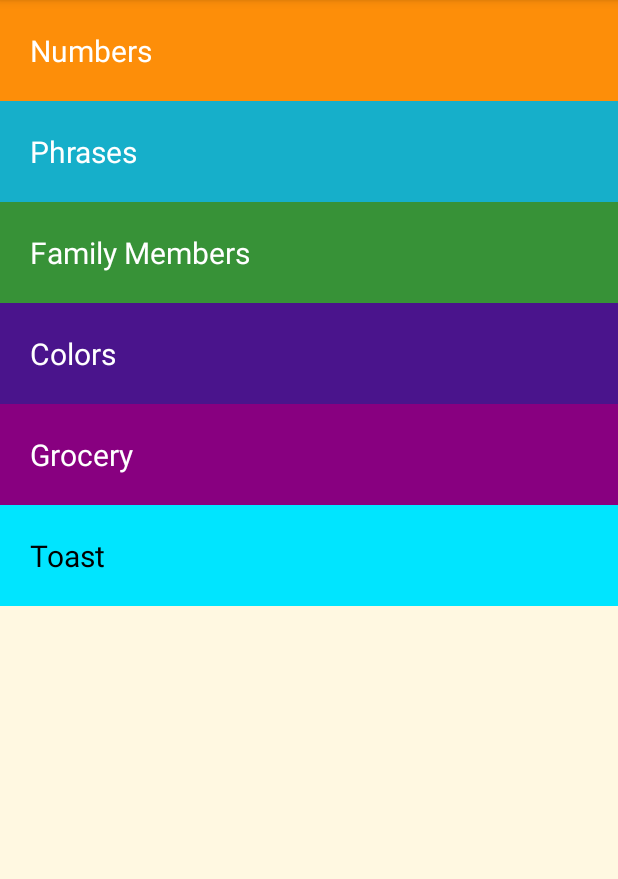
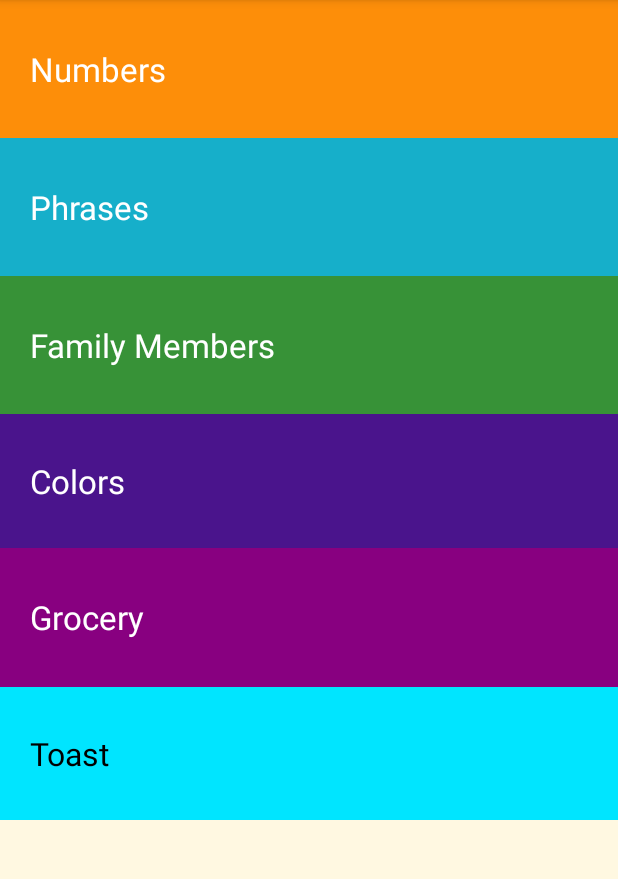
Before and after one commit to AbsolutelySaurabh/LearnFrench, an Android app: the screen it shows after launch (MainActivity), on a phone screen of 412 x 824 dp, the part 84-963 px from its top. Run offline under Robolectric (Android 15) with nearby library versions, the light colour scheme and no system bars.

Commit message:
This is version 2.0 of the app

```diff
--- a/NewLanguage/app/src/main/res/layout/activity_main.xml
+++ b/NewLanguage/app/src/main/res/layout/activity_main.xml
@@ -12,9 +12,9 @@
         android:id="@+id/Numbers"
         android:background="@color/category_numbers"
         android:textColor="#FFFFFF"
-        android:textSize="20sp"
-        android:paddingTop="20dp"
-        android:paddingBottom="20dp"
+        android:textSize="22sp"
+        android:paddingTop="31dp"
+        android:paddingBottom="31dp"
         android:paddingLeft="20dp"
         android:layout_width="match_parent"
         android:layout_height="wrap_content"
@@ -26,10 +26,10 @@
         android:id="@+id/Phrases"
         android:background="@color/category_phrases"
         android:textColor="#FFFFFF"
-        android:textSize="20sp"
+        android:textSize="22sp"
         android:paddingLeft="20dp"
-        android:paddingTop="20dp"
-        android:paddingBottom="20dp"
+        android:paddingTop="31dp"
+        android:paddingBottom="31dp"
         android:layout_width="match_parent"
         android:layout_height="wrap_content"
         android:text="Phrases"
@@ -40,10 +40,10 @@
         android:id="@+id/FamilyMembers"
         android:background="@color/category_familymembers"
         android:textColor="#FFFFFF"
-        android:textSize="20sp"
+        android:textSize="22sp"
         android:paddingLeft="20dp"
-        android:paddingTop="20dp"
-        android:paddingBottom="20dp"
+        android:paddingTop="31dp"
+        android:paddingBottom="31dp"
         android:layout_width="match_parent"
         android:layout_height="wrap_content"
         android:text="Family Members"
@@ -53,9 +53,9 @@
         android:id="@+id/Colors"
         android:background="@color/category_color"
         android:textColor="#FFFFFF"
-        android:textSize="20sp"
-        android:paddingTop="20dp"
-        android:paddingBottom="20dp"
+        android:textSize="22sp"
+        android:paddingTop="30dp"
+        android:paddingBottom="30dp"
         android:paddingLeft="20dp"
         android:layout_width="match_parent"
         android:layout_height="wrap_content"
@@ -67,9 +67,9 @@
         android:id="@+id/Grocery"
         android:background="@color/category_grocery"
         android:textColor="#FFFFFF"
-        android:textSize="20sp"
-        android:paddingTop="20dp"
-        android:paddingBottom="20dp"
+        android:textSize="22sp"
+        android:paddingTop="31dp"
+        android:paddingBottom="32dp"
         android:paddingLeft="20dp"
         android:layout_width="match_parent"
         android:layout_height="wrap_content"
@@ -81,9 +81,9 @@
         android:id="@+id/toast"
         android:background="#00E5FF"
         android:textColor="#000000"
-        android:textSize="20sp"
-        android:paddingTop="20dp"
-        android:paddingBottom="20dp"
+        android:textSize="21sp"
+        android:paddingTop="30dp"
+        android:paddingBottom="30dp"
         android:paddingLeft="20dp"
         android:layout_width="match_parent"
         android:layout_height="wrap_content"
```
Also changed, not shown: 1 other file.
